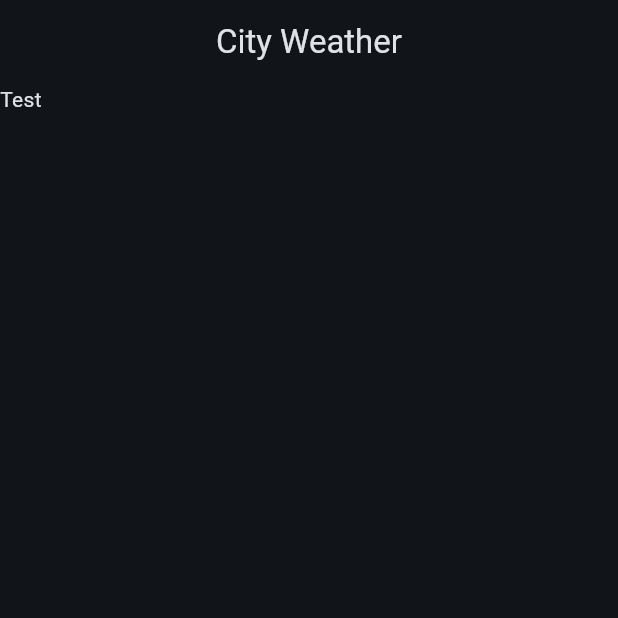
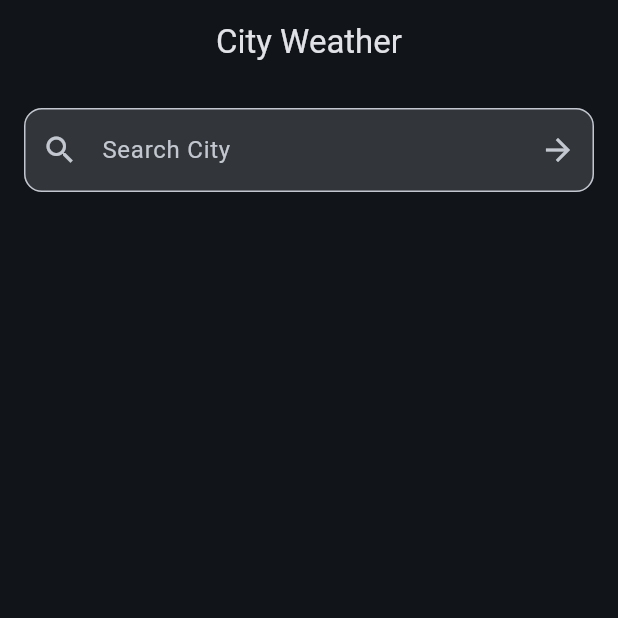
Before and after one commit to AmanMenda/city-weather, a Flutter app: the screen it shows after launch, on a phone screen of 412 x 824 dp, the top half of it. Run offline on Flutter 3.47's test engine with Material 3 defaults, Android fonts, the phone set to English and light mode, and no system bars; our stand-ins replace geolocator, permission_handler.

Commit message:
search feature (#13)

```diff
--- a/lib/main.dart
+++ b/lib/main.dart
@@ -1,3 +1,4 @@
+import 'package:city_weather/viewmodels/search_viewmodel.dart';
 import 'package:city_weather/views/search_screen.dart';
 import 'package:flutter/material.dart';
 import 'package:provider/provider.dart';
@@ -11,7 +12,11 @@ class CityWeatherApp extends StatelessWidget {
 
   @override
   Widget build(BuildContext context) {
-    return MaterialApp(
+    return MultiProvider(
+      providers: [
+        ChangeNotifierProvider(create: (context) => SearchViewModel()),
+      ],
+      child: MaterialApp(
         debugShowCheckedModeBanner: false,
         title: 'City Weather',
         theme: ThemeData(
@@ -22,6 +27,7 @@ class CityWeatherApp extends StatelessWidget {
           useMaterial3: true,
         ),
         home: const SearchScreen(),
+      ),
     );
   }
 }
--- /dev/null
+++ b/lib/models/city.dart
@@ -0,0 +1,22 @@
+class City {
+  final String name;
+  final double latitude;
+  final double longitude;
+  final String? country;
+
+  City({
+    required this.name,
+    required this.latitude,
+    required this.longitude,
+    this.country,
+  });
+
+  factory City.fromJson(Map<String, dynamic> json) {
+    return City(
+      name: json['name'] as String,
+      latitude: json['latitude'] as double,
+      longitude: json['longitude'] as double,
+      country: json['country'] as String?,
+    );
+  }
+}
--- /dev/null
+++ b/lib/services/api_service.dart
@@ -0,0 +1,20 @@
+import 'dart:convert';
+import 'package:http/http.dart' as http;
+import '../models/city.dart';
+import '../utils/constants.dart';
+
+class ApiService {
+  Future<List<City>> searchCities(String query) async {
+    if (query.isEmpty) return [];
+    final url = Uri.parse('${AppConstants.geocodingBaseUrl}?name=$query&count=5&language=fr');
+    final response = await http.get(url);
+
+    if (response.statusCode == 200) {
+      final data = json.decode(response.body);
+      if (data['results'] != null) {
+        return (data['results'] as List).map((json) => City.fromJson(json)).toList();
+      }
+    }
+    return [];
+  }
+}
--- /dev/null
+++ b/lib/utils/constants.dart
@@ -0,0 +1,3 @@
+class AppConstants {
+  static const String geocodingBaseUrl = 'https://geocoding-api.open-meteo.com/v1/search';
+}
--- /dev/null
+++ b/lib/viewmodels/search_viewmodel.dart
@@ -0,0 +1,38 @@
+import 'package:flutter/material.dart';
+import '../models/city.dart';
+import '../services/api_service.dart';
+
+class SearchViewModel extends ChangeNotifier {
+  final ApiService _apiService = ApiService();
+
+  List<City> _cities = [];
+  List<City> get cities => _cities;
+
+  bool _isLoading = false;
+  bool get isLoading => _isLoading;
+
+  String? _errorMessage;
+  String? get errorMessage => _errorMessage;
+
+  Future<void> searchCities(String query) async {
+    if (query.isEmpty) {
+      _cities = [];
+      notifyListeners();
+      return;
+    }
+
+    _isLoading = true;
+    _errorMessage = null;
+    notifyListeners();
+
+    try {
+      _cities = await _apiService.searchCities(query);
+    } catch (e) {
+      _errorMessage = 'Failed to search cities: $e';
+      _cities = [];
+    } finally {
+      _isLoading = false;
+      notifyListeners();
+    }
+  }
+}
--- a/lib/views/search_screen.dart
+++ b/lib/views/search_screen.dart
@@ -1,4 +1,6 @@
+import 'package:city_weather/viewmodels/search_viewmodel.dart';
 import 'package:flutter/material.dart';
+import 'package:provider/provider.dart';
 
 class SearchScreen extends StatefulWidget {
   const SearchScreen({super.key});
@@ -8,8 +10,18 @@ class SearchScreen extends StatefulWidget {
 }
 
 class _SearchScreenState extends State<SearchScreen> {
+  final TextEditingController _controller = TextEditingController();
+
+  @override
+  void dispose() {
+    _controller.dispose();
+    super.dispose();
+  }
+
   @override
   Widget build(BuildContext context) {
+    final searchViewModel = Provider.of<SearchViewModel>(context);
+
     return Scaffold(
       appBar: AppBar(
         title: const Text('City Weather'),
@@ -17,7 +29,68 @@ class _SearchScreenState extends State<SearchScreen> {
       ),
       body: Column(
         children: [
-          Text("Test")
+          Padding(
+            padding: const EdgeInsets.all(16.0),
+            child: TextField(
+              controller: _controller,
+              decoration: InputDecoration(
+                labelText: 'Search City',
+                hintText: 'Enter city name (e.g. Paris)',
+                prefixIcon: const Icon(Icons.search),
+                suffixIcon: IconButton(
+                  icon: const Icon(Icons.arrow_forward),
+                  onPressed: () {
+                    searchViewModel.searchCities(_controller.text);
+                  },
+                ),
+                border: OutlineInputBorder(
+                  borderRadius: BorderRadius.circular(12),
+                ),
+                filled: true,
+                fillColor: Theme.of(context).colorScheme.surfaceContainerHighest,
+              ),
+              onSubmitted: (value) {
+                searchViewModel.searchCities(value);
+              },
+            ),
+          ),
+
+          if (searchViewModel.isLoading)
+            const Expanded(child: Center(child: CircularProgressIndicator()))
+
+          else if (searchViewModel.errorMessage != null)
+            Padding(
+              padding: const EdgeInsets.all(16.0),
+              child: Text(
+                searchViewModel.errorMessage!,
+                style: const TextStyle(color: Colors.red),
+                textAlign: TextAlign.center,
+              ),
+            )
+
+          else
+            Expanded(
+              child: ListView.builder(
+                padding: const EdgeInsets.symmetric(horizontal: 16),
+                itemCount: searchViewModel.cities.length,
+                itemBuilder: (context, index) {
+                  final city = searchViewModel.cities[index];
+                  return Card(
+                    margin: const EdgeInsets.only(bottom: 8),
+                    child: ListTile(
+                      leading: const Icon(Icons.location_city),
+                      title: Text(
+                        city.name,
+                        style: const TextStyle(fontWeight: FontWeight.bold),
+                      ),
+                      subtitle: Text(city.country ?? ''),
+                      trailing: const Icon(Icons.chevron_right),
+                      onTap: () {},
+                    ),
+                  );
+                },
+              ),
+            ),
         ]
       ),
     );
--- a/pubspec.yaml
+++ b/pubspec.yaml
@@ -37,10 +37,10 @@ dependencies:
   provider: ^6.1.5+1
   get_it: ^9.0.5
   logger: ^2.6.2
-  dio: ^5.9.0
   geolocator: ^14.0.2
   permission_handler: ^12.0.1
   url_launcher: ^6.3.2
+  http: ^1.6.0
 
 dev_dependencies:
   flutter_test:
```
